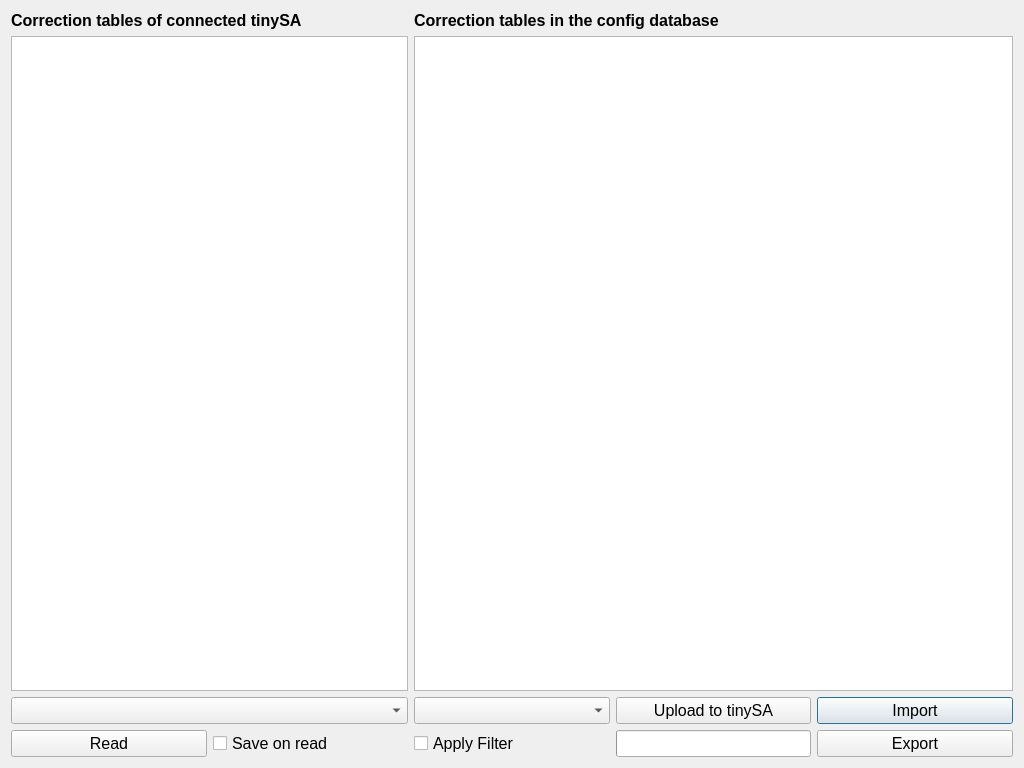
Before: the Qt Designer form src/offset.ui in g4ixt/QtTinySA, drawn with Qt 5.
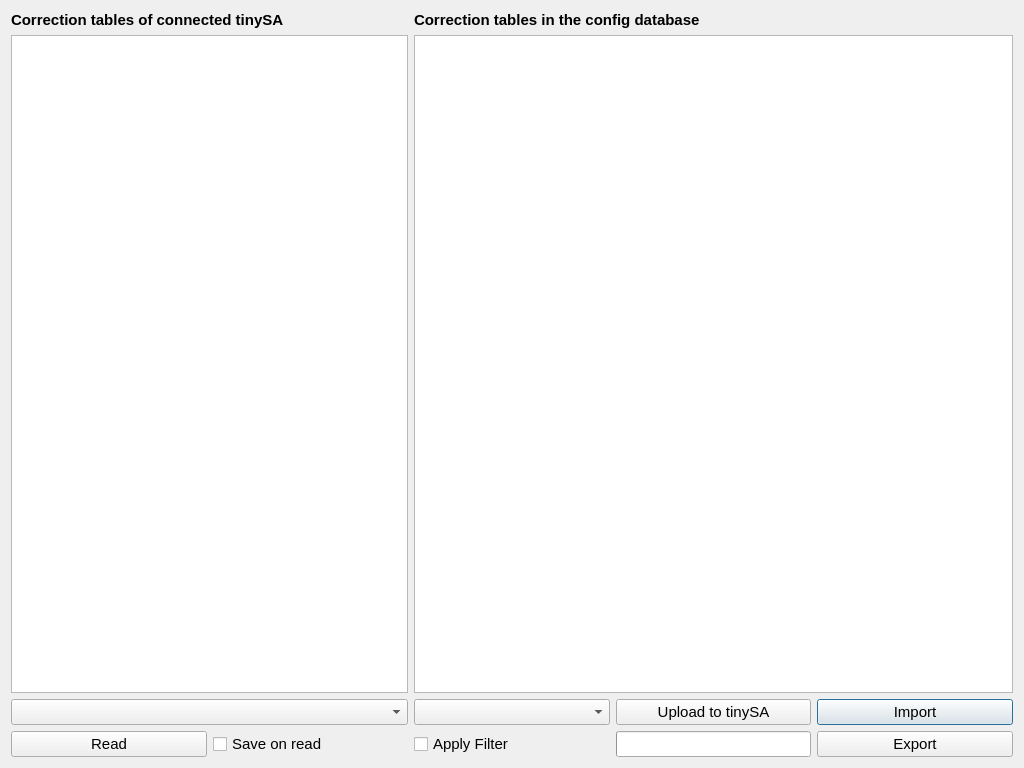
After: the same form once the commit is applied.

```diff
--- a/src/offset.ui
+++ b/src/offset.ui
@@ -19,14 +19,14 @@
      <item row="2" column="5">
       <widget class="QPushButton" name="import_button">
        <property name="sizePolicy">
-        <sizepolicy hsizetype="Preferred" vsizetype="Fixed">
+        <sizepolicy hsizetype="Preferred" vsizetype="Preferred">
          <horstretch>0</horstretch>
          <verstretch>0</verstretch>
         </sizepolicy>
        </property>
        <property name="font">
         <font>
-         <pointsize>12</pointsize>
+         <pointsize>11</pointsize>
         </font>
        </property>
        <property name="text">
@@ -37,14 +37,14 @@
      <item row="2" column="4">
       <widget class="QPushButton" name="upload_button">
        <property name="sizePolicy">
-        <sizepolicy hsizetype="Preferred" vsizetype="Fixed">
+        <sizepolicy hsizetype="Preferred" vsizetype="Preferred">
          <horstretch>0</horstretch>
          <verstretch>0</verstretch>
         </sizepolicy>
        </property>
        <property name="font">
         <font>
-         <pointsize>12</pointsize>
+         <pointsize>11</pointsize>
         </font>
        </property>
        <property name="text">
@@ -55,14 +55,14 @@
      <item row="3" column="4">
       <widget class="QProgressBar" name="progress">
        <property name="sizePolicy">
-        <sizepolicy hsizetype="Preferred" vsizetype="Minimum">
+        <sizepolicy hsizetype="Preferred" vsizetype="Preferred">
          <horstretch>0</horstretch>
          <verstretch>0</verstretch>
         </sizepolicy>
        </property>
        <property name="font">
         <font>
-         <pointsize>12</pointsize>
+         <pointsize>11</pointsize>
         </font>
        </property>
        <property name="value">
@@ -76,14 +76,14 @@
      <item row="3" column="1">
       <widget class="QCheckBox" name="save_box">
        <property name="sizePolicy">
-        <sizepolicy hsizetype="Preferred" vsizetype="Fixed">
+        <sizepolicy hsizetype="Preferred" vsizetype="Preferred">
          <horstretch>0</horstretch>
          <verstretch>0</verstretch>
         </sizepolicy>
        </property>
        <property name="font">
         <font>
-         <pointsize>12</pointsize>
+         <pointsize>11</pointsize>
         </font>
        </property>
        <property name="toolTip">
@@ -98,7 +98,7 @@
       <widget class="QLabel" name="label_2">
        <property name="font">
         <font>
-         <pointsize>12</pointsize>
+         <pointsize>11</pointsize>
          <bold>true</bold>
         </font>
        </property>
@@ -134,14 +134,14 @@
      <item row="2" column="3">
       <widget class="QComboBox" name="correction_mode">
        <property name="sizePolicy">
-        <sizepolicy hsizetype="Preferred" vsizetype="Fixed">
+        <sizepolicy hsizetype="Preferred" vsizetype="Preferred">
          <horstretch>0</horstretch>
          <verstretch>0</verstretch>
         </sizepolicy>
        </property>
        <property name="font">
         <font>
-         <pointsize>12</pointsize>
+         <pointsize>11</pointsize>
         </font>
        </property>
        <property name="toolTip">
@@ -170,14 +170,14 @@
      <item row="3" column="3">
       <widget class="QCheckBox" name="filter_box">
        <property name="sizePolicy">
-        <sizepolicy hsizetype="Preferred" vsizetype="Fixed">
+        <sizepolicy hsizetype="Preferred" vsizetype="Preferred">
          <horstretch>0</horstretch>
          <verstretch>0</verstretch>
         </sizepolicy>
        </property>
        <property name="font">
         <font>
-         <pointsize>12</pointsize>
+         <pointsize>11</pointsize>
         </font>
        </property>
        <property name="toolTip">
@@ -194,14 +194,14 @@
      <item row="3" column="5">
       <widget class="QPushButton" name="export_button">
        <property name="sizePolicy">
-        <sizepolicy hsizetype="Preferred" vsizetype="Fixed">
+        <sizepolicy hsizetype="Preferred" vsizetype="Preferred">
          <horstretch>0</horstretch>
          <verstretch>0</verstretch>
         </sizepolicy>
        </property>
        <property name="font">
         <font>
-         <pointsize>12</pointsize>
+         <pointsize>11</pointsize>
         </font>
        </property>
        <property name="text">
@@ -212,14 +212,14 @@
      <item row="3" column="0">
       <widget class="QPushButton" name="read_button">
        <property name="sizePolicy">
-        <sizepolicy hsizetype="Preferred" vsizetype="Fixed">
+        <sizepolicy hsizetype="Preferred" vsizetype="Preferred">
          <horstretch>0</horstretch>
          <verstretch>0</verstretch>
         </sizepolicy>
        </property>
        <property name="font">
         <font>
-         <pointsize>12</pointsize>
+         <pointsize>11</pointsize>
         </font>
        </property>
        <property name="toolTip">
@@ -233,14 +233,14 @@
      <item row="2" column="0" colspan="2">
       <widget class="QComboBox" name="device">
        <property name="sizePolicy">
-        <sizepolicy hsizetype="Preferred" vsizetype="Fixed">
+        <sizepolicy hsizetype="Preferred" vsizetype="Preferred">
          <horstretch>0</horstretch>
          <verstretch>0</verstretch>
         </sizepolicy>
        </property>
        <property name="font">
         <font>
-         <pointsize>12</pointsize>
+         <pointsize>11</pointsize>
         </font>
        </property>
       </widget>
@@ -249,7 +249,7 @@
       <widget class="QLabel" name="label">
        <property name="font">
         <font>
-         <pointsize>12</pointsize>
+         <pointsize>11</pointsize>
          <bold>true</bold>
         </font>
        </property>
```
